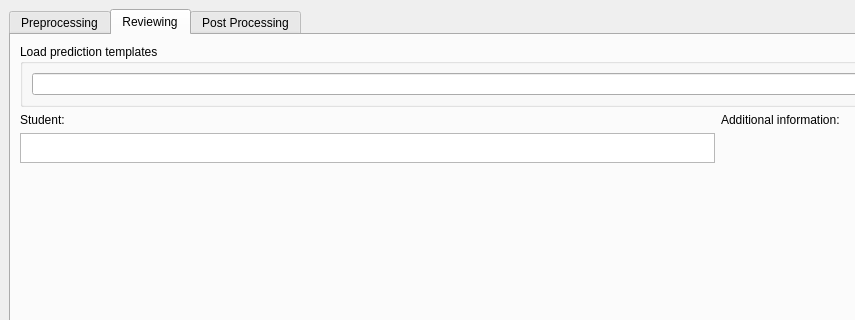
This is gui/design files/ui_design.ui in JerrisonChang/AESfor300Z as Qt 5 draws it before an edit; both pictures show x 0 to 855 and y 0 to 320 of the 991 by 800 pixel window. The edited form follows.
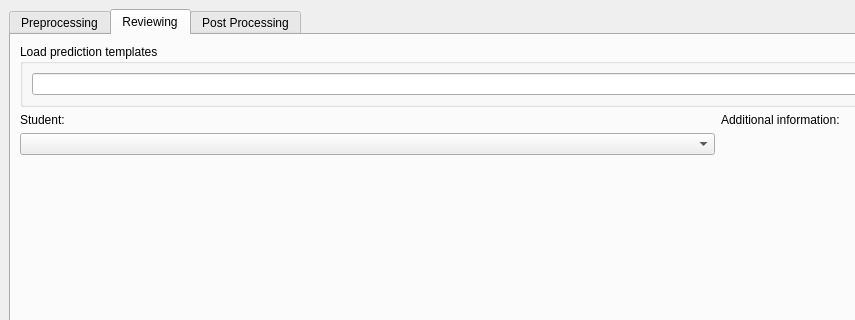
This is the edited form.

The edit to the form file:
```diff
--- a/gui/design files/ui_design.ui
+++ b/gui/design files/ui_design.ui
@@ -227,14 +227,7 @@
              </widget>
             </item>
             <item>
-             <widget class="QListView" name="std_name__listView">
-              <property name="maximumSize">
-               <size>
-                <width>16777215</width>
-                <height>30</height>
-               </size>
-              </property>
-             </widget>
+             <widget class="QComboBox" name="comboBox"/>
             </item>
             <item>
              <spacer name="verticalSpacer_4">
```
